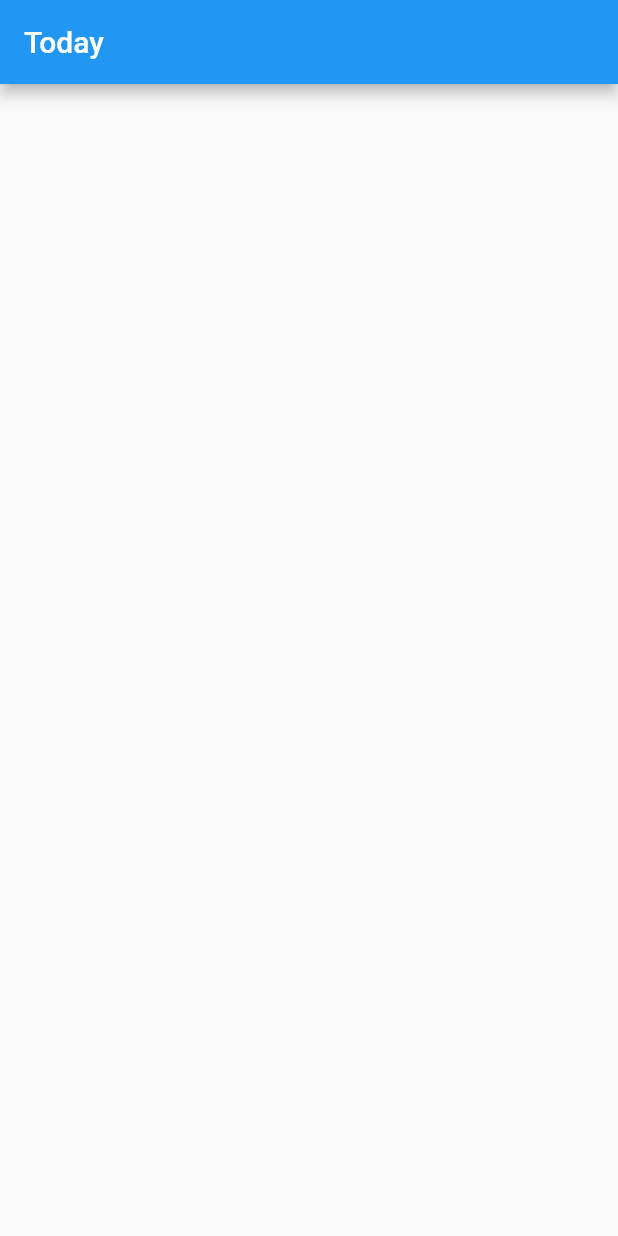
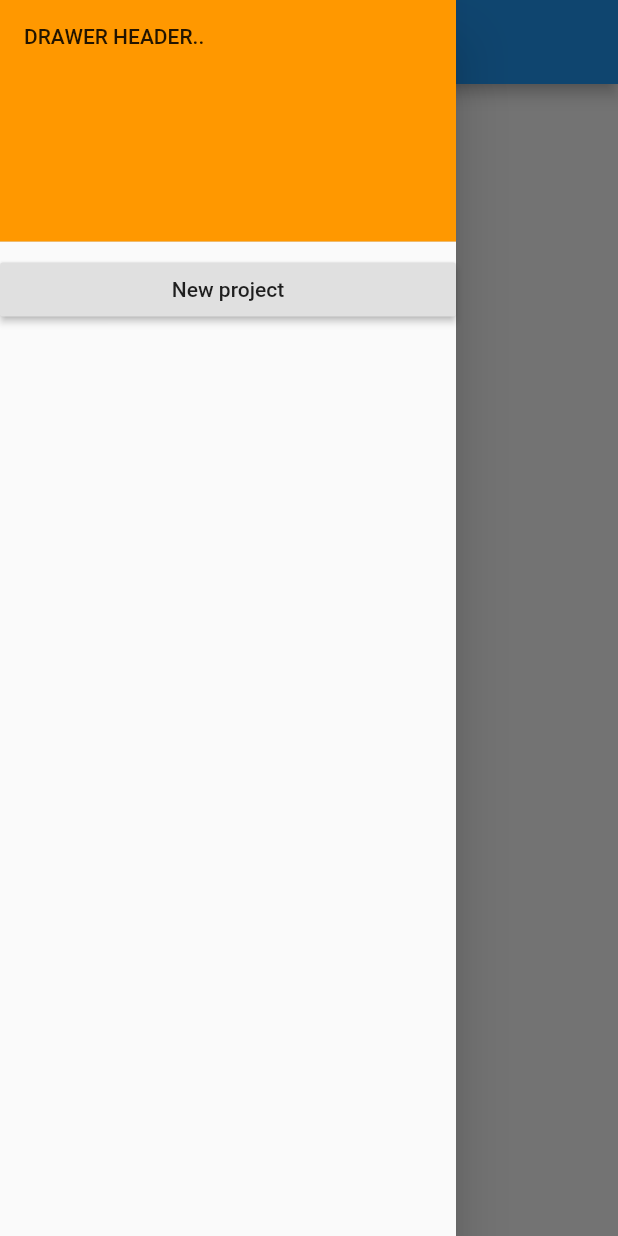
Before and after one commit to axmccx/rrs, a Flutter app: the screen it shows after launch, with the side drawer open (before the commit the screen has no drawer), on a phone screen of 412 x 824 dp. Run offline on Flutter 3.47's test engine with Material 2 defaults, Android fonts, the phone set to English and light mode, and no system bars; our stand-ins replace flutter_redux, redux; missing offline and left inert: redux_logging.

```diff
--- a/lib/actions/actions.dart
+++ b/lib/actions/actions.dart
@@ -1,5 +1,3 @@
-import 'package:rrs/models/models.dart';
-
 class AppProjectAction {
   final String name;
   // final "date" dueDate;
@@ -25,10 +23,6 @@ class DoWork {
 }
 
 class UpdateSchedule {
-  final List<DayTask> daySchedule;
-
-  UpdateSchedule(this.daySchedule);
-
   @override
   String toString() {
     return 'UpdateSchedule{}';
--- a/lib/models/app_state.dart
+++ b/lib/models/app_state.dart
@@ -6,22 +6,30 @@ class AppState {
   final Map<String,Project> projectList;
   final List<DayTask> daySchedule;
   final int curPriority;
+  final int workDayLength;
+  final int timeQuantum;
 
   AppState({
     this.projectList = const {},
     this.daySchedule = const [],
-    this.curPriority = 0
+    this.curPriority = 0,
+    this.workDayLength = 240,
+    this.timeQuantum = 120
   });
 
   AppState copyWith({
     Map<String,Project> projectList,
     List<DayTask> daySchedule,
-    int curPriority
+    int curPriority,
+    int workDayLength,
+    int timeQuantum
   }) {
     return AppState(
       projectList: projectList ?? this.projectList,
       daySchedule: daySchedule ?? this.daySchedule,
       curPriority: curPriority ?? this.curPriority,
+      workDayLength: workDayLength ?? this.workDayLength,
+      timeQuantum: timeQuantum ?? this.timeQuantum
     );
   }
 
@@ -32,7 +40,9 @@ class AppState {
     return 'AppState{'
     'projectList: $projectList, '
     'daySchedule: $daySchedule, '
-    'curPriority: $curPriority '
+    'curPriority: $curPriority, '
+    'workDayLength: $workDayLength, '
+    'timeQuantum: $timeQuantum'
     '}';
   }
 }
--- a/lib/models/day_task.dart
+++ b/lib/models/day_task.dart
@@ -3,11 +3,11 @@ class DayTask {
   final time;
   final int priority;
 
-  DayTask({
+  DayTask(
     this.id,
     this.time,
     this.priority,
-  });
+  );
 
   @override
   String toString() {
--- /dev/null
+++ b/lib/presentation/home_screen.dart
@@ -0,0 +1,41 @@
+import 'package:flutter/material.dart';
+
+class HomeScreen extends StatelessWidget {
+  final int priority;
+
+  HomeScreen(this.priority);
+
+  @override
+  Widget build(BuildContext context) {
+    return Scaffold(
+      drawer: Drawer(
+        child: new ListView(
+          children: <Widget>[
+            DrawerHeader(
+              child: new Text("DRAWER HEADER.."),
+              decoration: new BoxDecoration(
+                color: Colors.orange
+              ),
+            ),
+            RaisedButton(
+              child: new Text('New project'),
+              onPressed: () {},
+            )
+          ],
+        )
+      ),
+      appBar: AppBar(
+        title: Text("Tasks"),
+      ),
+      body: Container(
+        child: Text(
+          "The current priority is: $priority",
+          style: TextStyle(
+                fontSize: 20.0,
+                fontWeight: FontWeight.w400,
+              ),
+        ),
+      ),
+    );
+  }
+}
--- a/lib/presentation/root_screen.dart
+++ b/lib/presentation/root_screen.dart
@@ -1,19 +1,32 @@
 import 'package:flutter/material.dart';
-import 'package:flutter/foundation.dart';
 import 'package:redux/redux.dart';
 import 'package:flutter_redux/flutter_redux.dart';
 import 'package:rrs/models/models.dart';
-import 'package:rrs/containers/containers.dart';
-//import 'package:rrs/presentation/home_screen.dart';
+import 'package:rrs/presentation/home_screen.dart';
 
 class RootScreen extends StatelessWidget {
   @override
   Widget build(BuildContext context) {
-    return Scaffold(
-        appBar: AppBar(
-          title: Text("Today")
-        ),
-        body: Container(),
+    return StoreConnector<AppState, _ViewModel>(
+      distinct: true,
+      converter: _ViewModel.fromStore,
+      builder: (context, vm) {
+        return HomeScreen(vm.pri);
+      },
     );
   }
 }
+
+class _ViewModel {
+  final int pri;
+
+  _ViewModel(
+    this.pri,
+  );
+
+  static _ViewModel fromStore(Store<AppState> store) {
+    return _ViewModel(
+      store.state.curPriority
+    );
+  }
+}
--- a/lib/reducers/day_schedule_reducer.dart
+++ b/lib/reducers/day_schedule_reducer.dart
@@ -9,5 +9,5 @@ final dayScheduleReducer = combineReducers<List<DayTask>>([
 List<DayTask> _updateSchedule(
     List<DayTask> daySchedule,
     UpdateSchedule action) {
-  return action.daySchedule;
+  return daySchedule;
 }
```
Also changed, not shown: lib/reducers/root_reducer.dart (+50 -5 lines).
